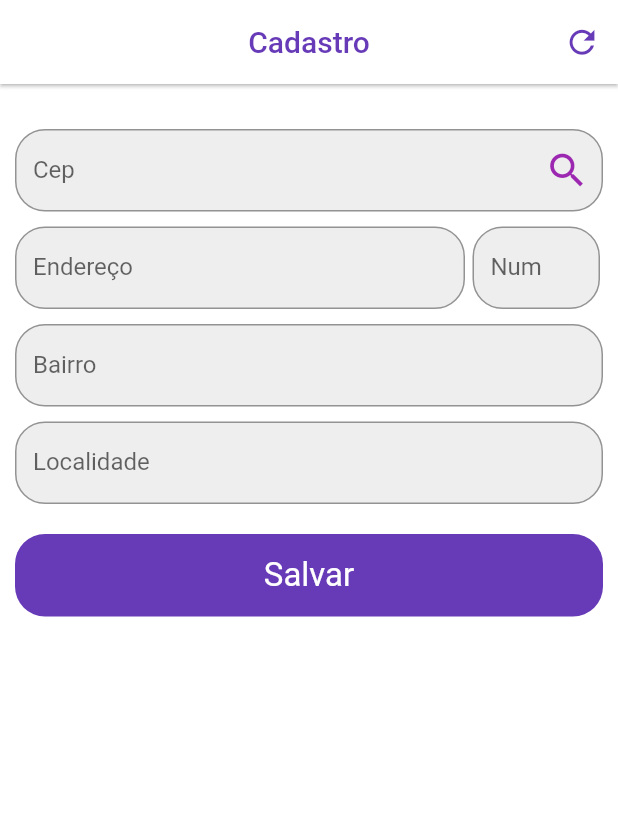
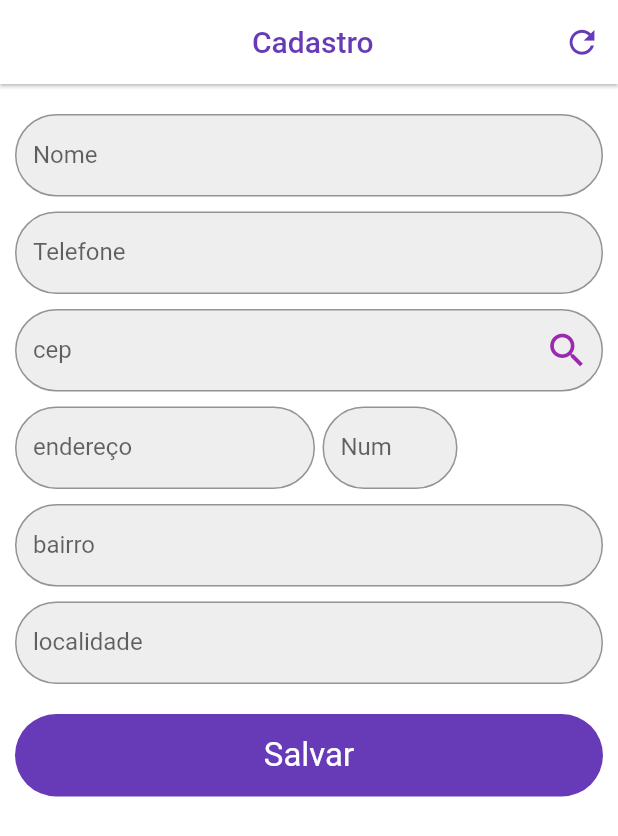
Before and after one commit to DevGomes78/Flutter-ViaCep-Api, a Flutter app: the screen it shows after launch, on a phone screen of 412 x 824 dp. Shown: the top 836 px of the screen. Run offline on Flutter 3.47's test engine with Material 2 defaults, Android fonts, the phone set to English and light mode, and no system bars.

Commit message:
atualizado app

```diff
--- a/lib/components/container_widget.dart
+++ b/lib/components/container_widget.dart
@@ -1,13 +1,13 @@
 import 'package:flutter/material.dart';
 
-class ButtonWidget extends StatelessWidget {
+class ContainerWidget extends StatelessWidget {
   Alignment? alignment;
   double? height;
   double? width;
   Widget? child;
   Color? color;
 
-  ButtonWidget(
+  ContainerWidget(
     this.alignment,
     this.height,
     this.width,{
@@ -23,7 +23,7 @@ class ButtonWidget extends StatelessWidget {
       alignment: alignment,
       child: child,
       decoration: BoxDecoration(
-        borderRadius: BorderRadius.circular(20),
+        borderRadius: BorderRadius.circular(30),
         color: color,
       ),
     );
--- a/lib/components/text_form_widget.dart
+++ b/lib/components/text_form_widget.dart
@@ -27,7 +27,7 @@ class TextFormWidget extends StatelessWidget {
         labelText: labelText,
         hintText: null==hintText?'':hintText,
         border: OutlineInputBorder(
-          borderRadius: BorderRadius.circular(20),
+          borderRadius: BorderRadius.circular(30),
         ),
         suffixIcon: icon,
       ),
--- /dev/null
+++ b/lib/string_constants/string_constants.dart
@@ -0,0 +1,19 @@
+class StringConstants{
+  static const name = 'Nome';
+  static const lastname = 'Sobrenome';
+  static const phone = 'Telefone';
+  static const enterPhone = 'Digite o telefone';
+  static const cep = 'cep';
+  static const enterCep='Digite o cep';
+  static const adress = 'endereço';
+  static const enterAdress = 'Digite o endereco';
+  static const number = 'Num';
+  static const enterNumber = 'Numero';
+  static const district = 'bairro';
+  static const enterDistrict = 'digite o bairro';
+  static const locality = 'localidade';
+  static const enterLocality = 'Digite a localidade';
+  static const save = 'Salvar';
+  static const register = ' Cadastro';
+
+}
--- a/lib/views/cep-page.dart
+++ b/lib/views/cep-page.dart
@@ -5,6 +5,8 @@ import 'package:pageview_carrousel/components/text_widget.dart';
 import 'package:pageview_carrousel/controller/cep_provider.dart';
 import 'package:pageview_carrousel/utils/validate_cep.dart';
 import 'package:provider/provider.dart';
+
+import '../string_constants/string_constants.dart';
 
 class CepPage extends StatefulWidget {
   const CepPage({Key? key}) : super(key: key);
@@ -14,6 +16,9 @@ class CepPage extends StatefulWidget {
 }
 
 class _CepPageState extends State<CepPage> {
+
+  TextEditingController nameController = TextEditingController();
+  TextEditingController phoneController = TextEditingController();
   TextEditingController cepController = TextEditingController();
   TextEditingController bairroController = TextEditingController();
   TextEditingController endController = TextEditingController();
@@ -34,11 +39,51 @@ class _CepPageState extends State<CepPage> {
 
     return Scaffold(
       backgroundColor: Colors.white,
-      appBar: AppBar(
+      appBar: buildAppBar(clearCampos),
+      body: SingleChildScrollView(
+        child: Padding(
+          padding: const EdgeInsets.symmetric(horizontal: 10),
+          child: Form(
+            key: _formKey,
+            child: Consumer<CepProvider>(builder: (context, provider, child) {
+              return Column(
+                children: [
+                  SizedBox(height: 20),
+                    _areaNome(),
+                  SizedBox(height: 10),
+                  _areaPhone(),
+                  SizedBox(height: 10),
+                  _areaCep(_formKey, provider),
+                  SizedBox(height: 10),
+                  Row(
+                    children: [
+                      _areaEndereco(),
+                      SizedBox(width: 5),
+                      _areaNumero(),
+                    ],
+                  ),
+                  SizedBox(height: 10),
+                  _areaBairro(),
+                  SizedBox(height: 10),
+                  _areaLocalidade(),
+                  SizedBox(height: 20),
+                  _btnSalvar(),
+                  SizedBox(height: 20),
+                ],
+              );
+            }),
+          ),
+        ),
+      ),
+    );
+  }
+
+  AppBar buildAppBar(void clearCampos()) {
+    return AppBar(
       backgroundColor: Colors.white,
       elevation: 1,
       title: const Text(
-          'Cadastro',
+        StringConstants.register,
         style: TextStyle(color: Colors.deepPurple),
       ),
       centerTitle: true,
@@ -52,35 +97,44 @@ class _CepPageState extends State<CepPage> {
           ),
         ),
       ],
-      ),
-      body: SingleChildScrollView(
-        child: Padding(
-          padding: const EdgeInsets.symmetric(horizontal: 10),
-          child: buildForm(_formKey),
-        ),
-      ),
     );
   }
 
-  Form buildForm(GlobalKey<FormState> _formKey) {
-    return Form(
-      key: _formKey,
-      child: Consumer<CepProvider>(builder: (
-        context,
-        provider,
-        child,
-      ) {
-        return Column(
-          children: [
-            SizedBox(height: 30),
-            ButtonWidget(
+  _areaNome() {
+    return ContainerWidget(
       Alignment.center,
       55,
       double.infinity,
       color: Colors.grey[200],
       child: TextFormWidget(
-                'Cep',
-                'digite p Cep',
+        StringConstants.name,
+        StringConstants.lastname,
+        controller: nameController,
+      ),
+    );
+  }
+  _areaPhone() {
+    return ContainerWidget(
+      Alignment.center,
+      55,
+      double.infinity,
+      color: Colors.grey[200],
+      child: TextFormWidget(
+        StringConstants.phone,
+        StringConstants.enterPhone,
+        controller: phoneController,
+      ),
+    );
+  }
+  _areaCep(GlobalKey<FormState> _formKey, CepProvider provider) {
+    return ContainerWidget(
+      Alignment.center,
+      55,
+      double.infinity,
+      color: Colors.grey[200],
+      child: TextFormWidget(
+        StringConstants.cep,
+        StringConstants.enterCep,
         controller: cepController,
         validator: Validate().validarCep,
         icon: InkWell(
@@ -100,76 +154,78 @@ class _CepPageState extends State<CepPage> {
           ),
         ),
       ),
-            ),
-            SizedBox(height: 10),
-            Row(
-              children: [
-                ButtonWidget(
+    );
+  }
+
+  _areaEndereco() {
+    return ContainerWidget(
       Alignment.center,
       55,
-                  300,
+      200,
       color: Colors.grey[200],
       child: TextFormWidget(
-                    'Endereço',
-                    'Digite o Endereco',
+        StringConstants.adress,
+        StringConstants.enterAdress,
         controller: localController,
       ),
-                ),
-                SizedBox(width: 5),
-                ButtonWidget(
+    );
+  }
+
+  _areaNumero() {
+    return ContainerWidget(
       Alignment.center,
       55,
-                  85,
+      90,
       color: Colors.grey[200],
       child: TextFormWidget(
-                    'Num',
-                    'Numero',
+        StringConstants.number,
+        StringConstants.enterNumber,
         controller: numController,
       ),
-                ),
-              ],
-            ),
-            SizedBox(height: 10),
-            ButtonWidget(
+    );
+  }
+
+  _areaBairro() {
+    return ContainerWidget(
       Alignment.center,
       55,
       double.infinity,
       color: Colors.grey[200],
       child: TextFormWidget(
-                'Bairro',
-                'Digite o Bairro',
+        StringConstants.district,
+        StringConstants.enterDistrict,
         controller: bairroController,
       ),
-            ),
-            SizedBox(height: 10),
-            ButtonWidget(
+    );
+  }
+
+  _areaLocalidade() {
+    return ContainerWidget(
       Alignment.center,
       55,
       double.infinity,
       color: Colors.grey[200],
       child: TextFormWidget(
-                'Localidade',
-                'Digite a localidade',
+        StringConstants.locality,
+        StringConstants.enterLocality,
         controller: endController,
       ),
-            ),
-            SizedBox(height: 20),
-            InkWell(
+    );
+  }
+
+  _btnSalvar() {
+    return InkWell(
       onTap: () {},
-              child: ButtonWidget(
+      child: ContainerWidget(
         Alignment.center,
         55,
         double.infinity,
         color: Colors.deepPurple,
         child: Text(
-                  'Salvar',
+          StringConstants.save,
           style: AppTextStyle.MainText,
         ),
       ),
-            ),
-          ],
-        );
-      }),
     );
   }
 }
```
Also changed, not shown: pubspec.lock, 2 other files. Lines whose indentation alone changed are shown as unchanged.
